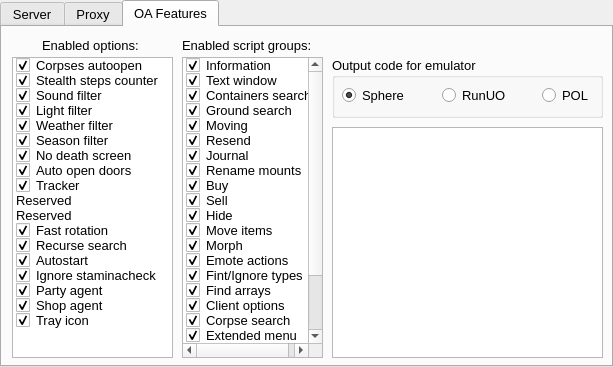
This is orionlauncherwindow.ui in Hotride/OrionLauncher as Qt 5 draws it before an edit. The edited form follows.
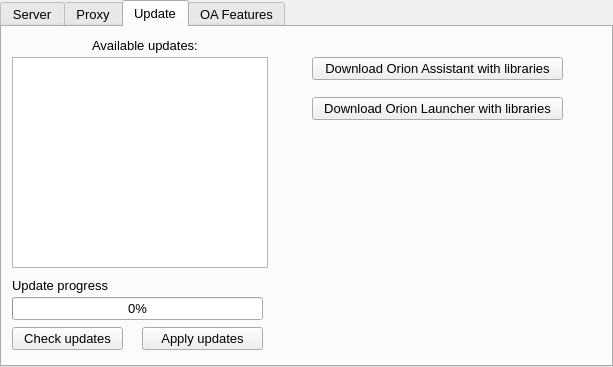
This is the edited form.

Diff of the .ui file:
```diff
--- a/orionlauncherwindow.ui
+++ b/orionlauncherwindow.ui
@@ -699,6 +699,115 @@
         </property>
        </widget>
       </widget>
+      <widget class="QWidget" name="tb_Update">
+       <attribute name="title">
+        <string>Update</string>
+       </attribute>
+       <widget class="QListWidget" name="lw_AvailableUpdates">
+        <property name="geometry">
+         <rect>
+          <x>10</x>
+          <y>30</y>
+          <width>256</width>
+          <height>211</height>
+         </rect>
+        </property>
+       </widget>
+       <widget class="QLabel" name="label_16">
+        <property name="geometry">
+         <rect>
+          <x>90</x>
+          <y>10</y>
+          <width>111</width>
+          <height>16</height>
+         </rect>
+        </property>
+        <property name="text">
+         <string>Available updates:</string>
+        </property>
+       </widget>
+       <widget class="QPushButton" name="pb_CheckUpdates">
+        <property name="geometry">
+         <rect>
+          <x>10</x>
+          <y>300</y>
+          <width>111</width>
+          <height>23</height>
+         </rect>
+        </property>
+        <property name="text">
+         <string>Check updates</string>
+        </property>
+       </widget>
+       <widget class="QPushButton" name="pb_DownloadOAWithLibraries">
+        <property name="enabled">
+         <bool>true</bool>
+        </property>
+        <property name="geometry">
+         <rect>
+          <x>310</x>
+          <y>30</y>
+          <width>251</width>
+          <height>23</height>
+         </rect>
+        </property>
+        <property name="text">
+         <string>Download Orion Assistant with libraries</string>
+        </property>
+       </widget>
+       <widget class="QPushButton" name="pb_ApplyUpdates">
+        <property name="geometry">
+         <rect>
+          <x>140</x>
+          <y>300</y>
+          <width>121</width>
+          <height>23</height>
+         </rect>
+        </property>
+        <property name="text">
+         <string>Apply updates</string>
+        </property>
+       </widget>
+       <widget class="QProgressBar" name="pb_UpdateProgress">
+        <property name="geometry">
+         <rect>
+          <x>10</x>
+          <y>270</y>
+          <width>251</width>
+          <height>23</height>
+         </rect>
+        </property>
+        <property name="value">
+         <number>0</number>
+        </property>
+       </widget>
+       <widget class="QLabel" name="l_UpdateFileProcess">
+        <property name="geometry">
+         <rect>
+          <x>10</x>
+          <y>250</y>
+          <width>251</width>
+          <height>16</height>
+         </rect>
+        </property>
+        <property name="text">
+         <string>Update progress</string>
+        </property>
+       </widget>
+       <widget class="QPushButton" name="pb_DownloadLauncherWithLibraries">
+        <property name="geometry">
+         <rect>
+          <x>310</x>
+          <y>70</y>
+          <width>251</width>
+          <height>23</height>
+         </rect>
+        </property>
+        <property name="text">
+         <string>Download Orion Launcher with libraries</string>
+        </property>
+       </widget>
+      </widget>
       <widget class="QWidget" name="tb_OAFeatures">
        <attribute name="title">
         <string>OA Features</string>
```
Left out of the diff: 3 changed lines with no effect on the pictures.
